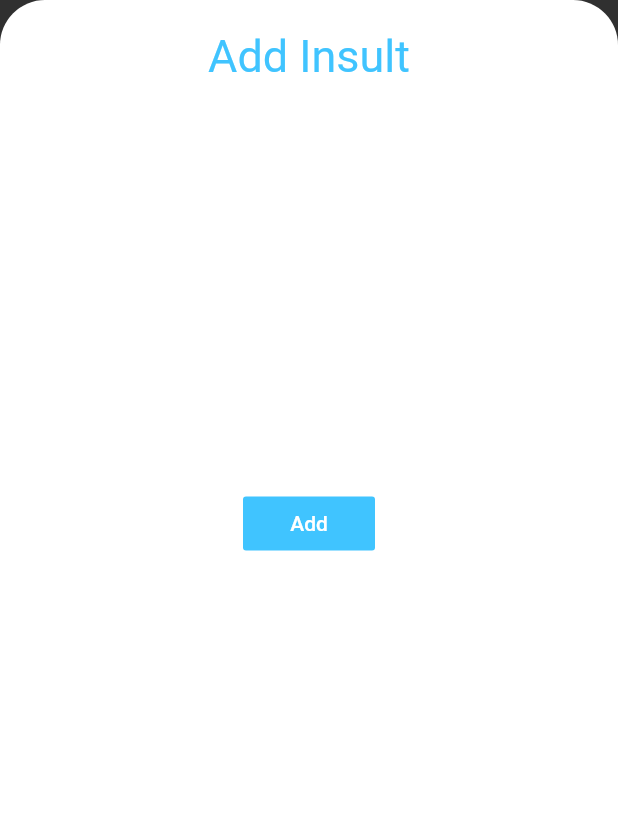
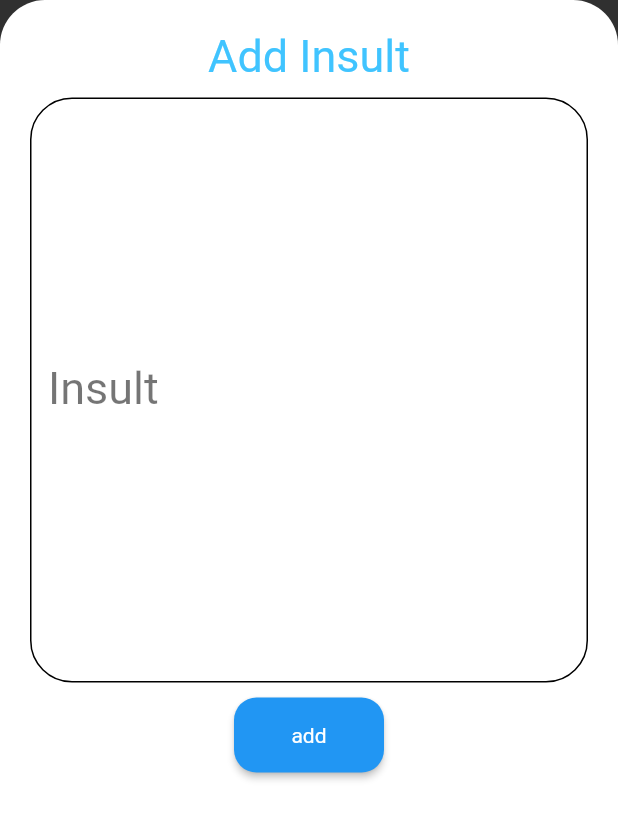
Before and after one commit to RomjanHossain/Insult, a Flutter app: the MyBottomSheet widget shown alone on an empty page, opened directly, on a phone screen of 412 x 824 dp. Shown: the top 819 px of the screen. Run offline on Flutter 3.47's test engine with Material 2 defaults, Android fonts, the phone set to English and light mode, and no system bars; our stand-ins replace cloud_firestore, firebase_auth, firebase_core, flutter_slidable, flutter_tindercard, google_nav_bar and 1 more; missing offline and left inert: alphabet_list_scroll_view; accounts and stored records are empty; network calls fail.

Commit message:
add bottom sheet style and simplre

```diff
--- a/lib/screens/homepage/homepage.dart
+++ b/lib/screens/homepage/homepage.dart
@@ -1,3 +1,4 @@
+import 'package:flutter/cupertino.dart';
 import 'package:flutter/material.dart';
 import 'package:insult/const.dart';
 import 'package:insult/screens/loginPage/SignUp.dart';
@@ -116,8 +117,12 @@ class _HomePageState extends State<HomePage> with TickerProviderStateMixin {
                 //     height: MediaQuery.of(context).size.height / 2,
                 //   ),
                 // );
-                showModalBottomSheet(
-                    context: context, builder: (context) => MyBottomSheet());
+                showDialog(
+                  context: context,
+                  builder: (context) => MyBottomSheet(),
+                );
+                // showModalBottomSheet(
+                //     context: context, builder: (context) => MyBottomSheet());
               },
               backgroundColor: primaryColor,
               child: Icon(
--- a/lib/widgets/bottomSheet/bottomSheet.dart
+++ b/lib/widgets/bottomSheet/bottomSheet.dart
@@ -1,11 +1,11 @@
 import 'package:flutter/material.dart';
+import 'package:insult/widgets/btn.dart';
 
 class MyBottomSheet extends StatelessWidget {
   @override
   Widget build(BuildContext context) {
     String value;
-    return Container(
-      color: Colors.transparent,
+    return Material(
       child: Container(
         padding: EdgeInsets.all(20),
         decoration: BoxDecoration(
@@ -16,7 +16,7 @@ class MyBottomSheet extends StatelessWidget {
           ),
         ),
         child: Column(
-          // mainAxisAlignment: MainAxisAlignment.spaceBetween,
+          // mainAxisAlignment: MainAxisAlignment.spaceAround,
           children: [
             Text(
               'Add Insult',
@@ -26,37 +26,58 @@ class MyBottomSheet extends StatelessWidget {
                 fontSize: 30,
               ),
             ),
+            SizedBox(
+              height: 10,
+            ),
             TextFormField(
               style: TextStyle(
                 color: Colors.black,
-                fontSize: 20,
+                fontSize: 30,
               ),
               textInputAction: TextInputAction.done,
               maxLines: 10,
               decoration: InputDecoration(
-                  fillColor: Colors.brown,
-                  border: OutlineInputBorder(
-                    borderSide: BorderSide(
-                      color: Colors.lightBlue,
-                    ),
-                    borderRadius: BorderRadius.all(
-                      Radius.circular(10),
-                    ),
-                  )),
+                border: InputBorder.none,
+                enabledBorder: OutlineInputBorder(
+                  borderRadius: BorderRadius.circular(28),
+                  borderSide: BorderSide(
+                    color: Colors.black,
+                    width: 1,
+                  ),
+                ),
+                hintText: 'Your insult here....',
+                hintStyle: TextStyle(
+                  color: Colors.black54,
+                ),
+                focusColor: Colors.black,
+                // focusedBorder: InputBorder.none,
+                focusedBorder: OutlineInputBorder(
+                  borderRadius: BorderRadius.circular(25.0),
+                  borderSide: BorderSide(
+                    color: Colors.blue,
+                  ),
+                ),
+                labelText: 'Insult',
+                labelStyle: TextStyle(
+                  color: Colors.black54,
+                ),
+              ),
               // autofocus: true,
               textAlign: TextAlign.center,
               onChanged: (val) {
                 value = val;
               },
             ),
-            FlatButton(
-              color: Colors.lightBlueAccent,
-              onPressed: () {
+            SizedBox(
+              height: 10,
+            ),
+            MyBtn(
+              () {
                 print(value);
-
                 Navigator.pop(context);
               },
-              child: Text('Add'),
+              'add',
+              Colors.blue,
             )
           ],
         ),
```
